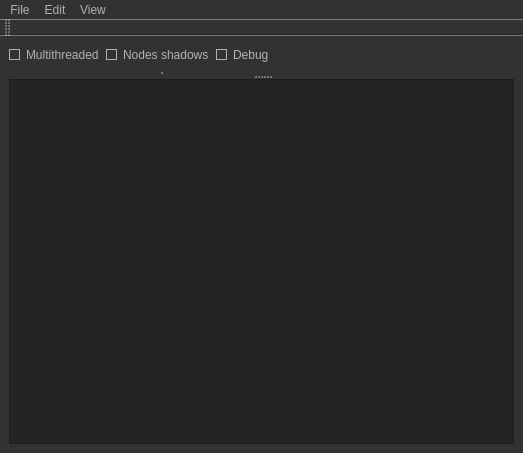
wonderworks-software/PyFlow, file test_app_ui.ui: the form before one commit.
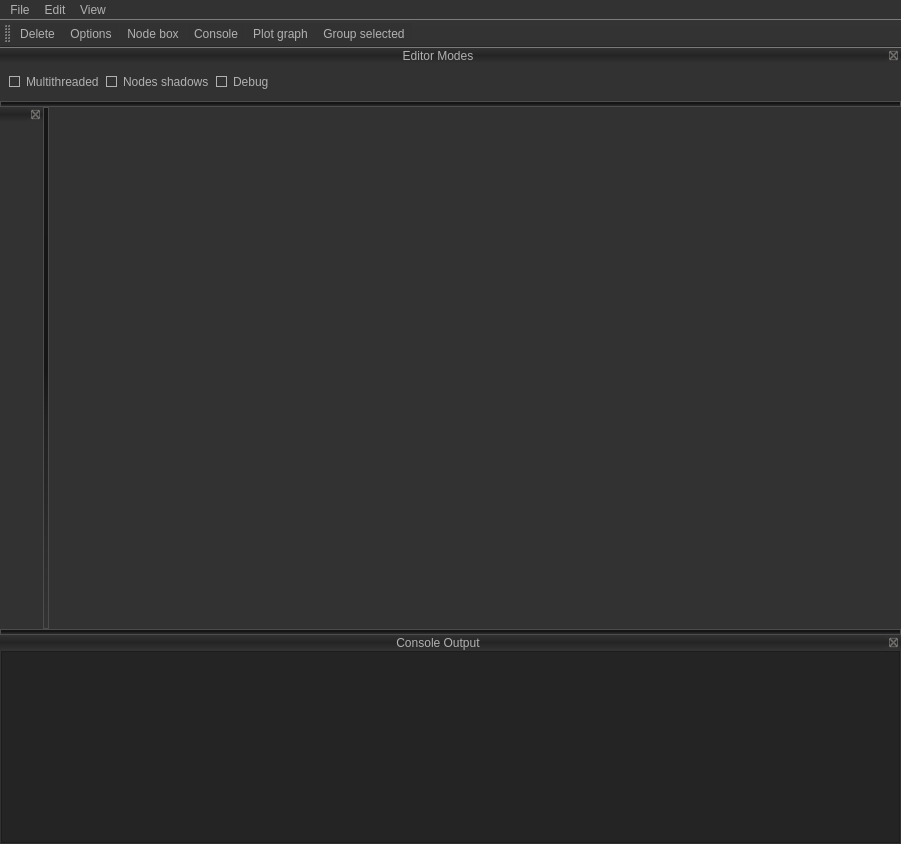
The form after the commit. Icons and pictures are not drawn.

Commit message: Док виджеты

The edit to the form file:
```diff
--- a/test_app_ui.ui
+++ b/test_app_ui.ui
@@ -6,8 +6,8 @@
    <rect>
     <x>0</x>
     <y>0</y>
-    <width>523</width>
-    <height>453</height>
+    <width>901</width>
+    <height>844</height>
    </rect>
   </property>
   <property name="windowTitle">
@@ -495,116 +495,30 @@
     <locale language="English" country="UnitedStates"/>
    </property>
    <layout class="QGridLayout" name="gridLayout_3">
+    <property name="margin">
+     <number>1</number>
+    </property>
     <item row="0" column="0">
-     <layout class="QHBoxLayout" name="ModesLayout">
-      <property name="sizeConstraint">
-       <enum>QLayout::SetMinimumSize</enum>
-      </property>
-      <item>
-       <widget class="QCheckBox" name="cb_multithreaded">
-        <property name="text">
-         <string>Multithreaded</string>
-        </property>
-       </widget>
-      </item>
-      <item>
-       <widget class="QCheckBox" name="cb_shadows">
-        <property name="text">
-         <string>Nodes shadows</string>
-        </property>
-       </widget>
-      </item>
-      <item>
-       <widget class="QCheckBox" name="cb_debug">
-        <property name="text">
-         <string>Debug</string>
-        </property>
-       </widget>
-      </item>
-      <item>
-       <spacer name="horizontalSpacer">
-        <property name="orientation">
-         <enum>Qt::Horizontal</enum>
-        </property>
-        <property name="sizeHint" stdset="0">
-         <size>
-          <width>40</width>
-          <height>20</height>
-         </size>
-        </property>
-       </spacer>
-      </item>
-     </layout>
-    </item>
-    <item row="1" column="0">
-     <widget class="QSplitter" name="vertical_splitter">
-      <property name="sizePolicy">
-       <sizepolicy hsizetype="Preferred" vsizetype="Preferred">
-        <horstretch>0</horstretch>
-        <verstretch>0</verstretch>
-       </sizepolicy>
+     <widget class="QSplitter" name="horizontal_splitter">
+      <property name="styleSheet">
+       <string notr="true"/>
       </property>
       <property name="orientation">
-       <enum>Qt::Vertical</enum>
+       <enum>Qt::Horizontal</enum>
       </property>
-      <widget class="QSplitter" name="horizontal_splitter">
-       <property name="styleSheet">
-        <string notr="true"/>
-       </property>
-       <property name="orientation">
-        <enum>Qt::Horizontal</enum>
-       </property>
-       <widget class="QWidget" name="NodeBoxWidget" native="true">
-        <property name="maximumSize">
-         <size>
-          <width>150</width>
-          <height>16777215</height>
-         </size>
+      <widget class="QWidget" name="SceneWidget" native="true">
+       <layout class="QGridLayout" name="gridLayout">
+        <property name="margin">
+         <number>1</number>
         </property>
-        <layout class="QGridLayout" name="gridLayout_2">
-         <property name="margin">
-          <number>1</number>
-         </property>
-         <item row="0" column="0">
-          <layout class="QVBoxLayout" name="NodeBoxLayout">
-           <property name="sizeConstraint">
-            <enum>QLayout::SetMaximumSize</enum>
-           </property>
-          </layout>
-         </item>
-        </layout>
-       </widget>
-       <widget class="QWidget" name="SceneWidget" native="true">
-        <layout class="QGridLayout" name="gridLayout">
-         <property name="margin">
-          <number>1</number>
-         </property>
-         <item row="0" column="0">
-          <layout class="QGridLayout" name="SceneLayout">
-           <property name="sizeConstraint">
-            <enum>QLayout::SetMaximumSize</enum>
-           </property>
-          </layout>
-         </item>
-        </layout>
-       </widget>
-      </widget>
-      <widget class="QPlainTextEdit" name="console">
-       <property name="sizePolicy">
-        <sizepolicy hsizetype="Preferred" vsizetype="Minimum">
-         <horstretch>0</horstretch>
-         <verstretch>0</verstretch>
-        </sizepolicy>
-       </property>
-       <property name="maximumSize">
-        <size>
-         <width>16777215</width>
-         <height>16777215</height>
-        </size>
-       </property>
-       <property name="styleSheet">
-        <string notr="true"/>
-       </property>
+        <item row="0" column="0">
+         <layout class="QGridLayout" name="SceneLayout">
+          <property name="sizeConstraint">
+           <enum>QLayout::SetMaximumSize</enum>
+          </property>
+         </layout>
+        </item>
+       </layout>
       </widget>
      </widget>
     </item>
@@ -615,8 +529,8 @@
     <rect>
      <x>0</x>
      <y>0</y>
-     <width>523</width>
-     <height>18</height>
+     <width>901</width>
+     <height>21</height>
     </rect>
    </property>
    <widget class="QMenu" name="menuEdit">
@@ -655,8 +569,119 @@
     <enum>TopToolBarArea</enum>
    </attribute>
    <attribute name="toolBarBreak">
-    <bool>false</bool>
+    <bool>true</bool>
    </attribute>
+   <addaction name="actionDelete"/>
+   <addaction name="actionOptions"/>
+   <addaction name="actionNode_box"/>
+   <addaction name="actionConsole"/>
+   <addaction name="actionPlot_graph"/>
+   <addaction name="actionGroup_selected"/>
+  </widget>
+  <widget class="QDockWidget" name="dockWidgetConsole">
+   <property name="windowTitle">
+    <string>Console Output</string>
+   </property>
+   <attribute name="dockWidgetArea">
+    <number>8</number>
+   </attribute>
+   <widget class="QWidget" name="dockWidgetContents_2">
+    <layout class="QGridLayout" name="gridLayout_2">
+     <property name="margin">
+      <number>1</number>
+     </property>
+     <item row="1" column="0">
+      <widget class="QPlainTextEdit" name="console">
+       <property name="sizePolicy">
+        <sizepolicy hsizetype="Preferred" vsizetype="Minimum">
+         <horstretch>0</horstretch>
+         <verstretch>0</verstretch>
+        </sizepolicy>
+       </property>
+       <property name="maximumSize">
+        <size>
+         <width>16777215</width>
+         <height>16777215</height>
+        </size>
+       </property>
+       <property name="styleSheet">
+        <string notr="true"/>
+       </property>
+      </widget>
+     </item>
+    </layout>
+   </widget>
+  </widget>
+  <widget class="QDockWidget" name="dockWidgetNodeBox">
+   <property name="windowTitle">
+    <string>Node Box</string>
+   </property>
+   <attribute name="dockWidgetArea">
+    <number>1</number>
+   </attribute>
+   <widget class="QWidget" name="dockWidgetContents_5">
+    <layout class="QGridLayout" name="gridLayout_5">
+     <property name="margin">
+      <number>1</number>
+     </property>
+     <item row="0" column="0">
+      <layout class="QGridLayout" name="NodeBoxLayout"/>
+     </item>
+    </layout>
+   </widget>
+  </widget>
+  <widget class="QDockWidget" name="dockWidget_2">
+   <property name="windowTitle">
+    <string>Editor Modes</string>
+   </property>
+   <attribute name="dockWidgetArea">
+    <number>4</number>
+   </attribute>
+   <widget class="QWidget" name="dockWidgetContents">
+    <layout class="QGridLayout" name="gridLayout_4">
+     <item row="0" column="0">
+      <layout class="QHBoxLayout" name="ModesLayout">
+       <property name="sizeConstraint">
+        <enum>QLayout::SetMinimumSize</enum>
+       </property>
+       <item>
+        <widget class="QCheckBox" name="cb_multithreaded">
+         <property name="text">
+          <string>Multithreaded</string>
+         </property>
+        </widget>
+       </item>
+       <item>
+        <widget class="QCheckBox" name="cb_shadows">
+         <property name="text">
+          <string>Nodes shadows</string>
+         </property>
+        </widget>
+       </item>
+       <item>
+        <widget class="QCheckBox" name="cb_debug">
+         <property name="text">
+          <string>Debug</string>
+         </property>
+        </widget>
+       </item>
+       <item>
+        <spacer name="horizontalSpacer">
+         <property name="orientation">
+          <enum>Qt::Horizontal</enum>
+         </property>
+         <property name="sizeHint" stdset="0">
+          <size>
+           <width>40</width>
+           <height>20</height>
+          </size>
+         </property>
+        </spacer>
+       </item>
+      </layout>
+     </item>
+    </layout>
+   </widget>
   </widget>
   <action name="actionDelete">
    <property name="text">
```
The commit also changes 2 other files.
